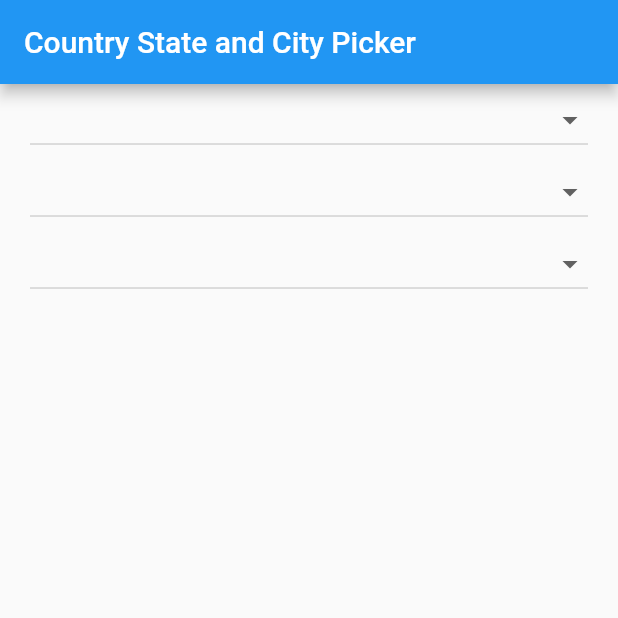
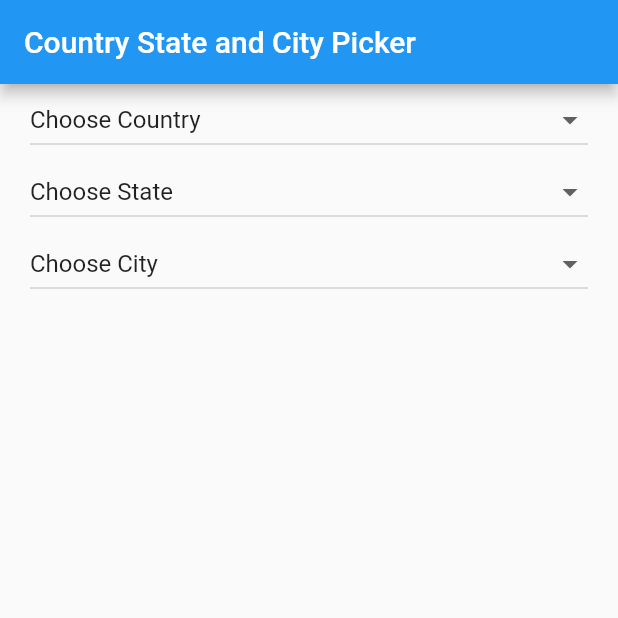
Before and after one commit to prof22/country_state_city_picker, a Flutter app: the screen it shows after launch, on a phone screen of 412 x 824 dp, the top half of it. Run offline on Flutter 3.47's test engine with Material 2 defaults, Android fonts, the phone set to English and light mode, and no system bars; our stand-ins replace diacritic.

Commit message:
fix state city issue

```diff
--- a/lib/country_state_city_picker.dart
+++ b/lib/country_state_city_picker.dart
@@ -14,9 +14,9 @@ class SelectState extends StatefulWidget {
   final ValueChanged<String> onCityChanged;
   final TextStyle? style;
   final Color? dropdownColor;
-  String defaultCountry;
-  String defaultCity;
-  String defaultState;
+  String? defaultCountry;
+  String? defaultCity;
+  String? defaultState;
 
   SelectState({
     Key? key,
@@ -25,9 +25,9 @@ class SelectState extends StatefulWidget {
     required this.onCityChanged,
     this.style,
     this.dropdownColor,
-    required this.defaultCity,
-    required this.defaultCountry,
-    required this.defaultState,
+    this.defaultCity,
+    this.defaultCountry,
+    this.defaultState,
   }) : super(key: key);
 
   @override
@@ -37,12 +37,17 @@ class SelectState extends StatefulWidget {
 class _SelectStateState extends State<SelectState> {
   List<String> _cities = ["Choose City"];
   List<String> _country = ["Choose Country"];
-
+  String _selectedCity = "Choose City";
+  String _selectedCountry = "Choose Country";
+  String _selectedState = "Choose State";
   List<String> _states = ["Choose State"];
   var responses;
 
   @override
   void initState() {
+    _selectedCity = widget.defaultCity ?? "Choose City";
+    _selectedCountry = widget.defaultCountry ?? "Choose Country";
+    _selectedState = widget.defaultState ?? "Choose State";
     getCounty();
     super.initState();
   }
@@ -72,8 +77,7 @@ class _SelectStateState extends State<SelectState> {
     var response = await getResponse();
     var takestate = response
         .map((map) => StatusModel.StatusModel.fromJson(map))
-        .where(
-            (item) => item.emoji + "    " + item.name == widget.defaultCountry)
+        .where((item) => item.emoji + "    " + item.name == _selectedCountry)
         .map((item) => item.state)
         .toList();
     var states = takestate as List;
@@ -96,13 +100,12 @@ class _SelectStateState extends State<SelectState> {
     var response = await getResponse();
     var takestate = response
         .map((map) => StatusModel.StatusModel.fromJson(map))
-        .where(
-            (item) => item.emoji + "    " + item.name == widget.defaultCountry)
+        .where((item) => item.emoji + "    " + item.name == _selectedCountry)
         .map((item) => item.state)
         .toList();
     var states = takestate as List;
     states.forEach((f) {
-      var name = f.where((item) => item.name == widget.defaultState);
+      var name = f.where((item) => item.name == _selectedState);
       var cityname = name.map((item) => item.city).toList();
       cityname.forEach((ci) {
         if (!mounted) return;
@@ -122,9 +125,9 @@ class _SelectStateState extends State<SelectState> {
   void _onSelectedCountry(String value) {
     if (!mounted) return;
     setState(() {
-      widget.defaultState = "Choose State";
+      _selectedState = "Choose State";
       _states = ["Choose State"];
-      widget.defaultCountry = value;
+      _selectedCountry = value;
       this.widget.onCountryChanged(value);
       getState();
     });
@@ -133,9 +136,9 @@ class _SelectStateState extends State<SelectState> {
   void _onSelectedState(String value) {
     if (!mounted) return;
     setState(() {
-      widget.defaultCity = "Choose City";
+      _selectedCity = "Choose City";
       _cities = ["Choose City"];
-      widget.defaultState = value;
+      _selectedState = value;
       this.widget.onStateChanged(value);
       getCity();
     });
@@ -144,7 +147,7 @@ class _SelectStateState extends State<SelectState> {
   void _onSelectedCity(String value) {
     if (!mounted) return;
     setState(() {
-      widget.defaultCity = value;
+      _selectedCity = value;
       this.widget.onCityChanged(value);
     });
   }
@@ -171,7 +174,7 @@ class _SelectStateState extends State<SelectState> {
             );
           }).toList(),
           onChanged: (value) => _onSelectedCountry(value!),
-          value: widget.defaultCountry,
+          value: _selectedCountry,
         ),
         DropdownButton<String>(
           dropdownColor: widget.dropdownColor,
@@ -184,7 +187,7 @@ class _SelectStateState extends State<SelectState> {
             );
           }).toList(),
           onChanged: (value) => _onSelectedState(value!),
-          value: widget.defaultState,
+          value: _selectedState,
         ),
         DropdownButton<String>(
           dropdownColor: widget.dropdownColor,
@@ -197,7 +200,7 @@ class _SelectStateState extends State<SelectState> {
             );
           }).toList(),
           onChanged: (value) => _onSelectedCity(value!),
-          value: widget.defaultCity,
+          value: _selectedCity,
         ),
         SizedBox(
           height: 10.0,
```
